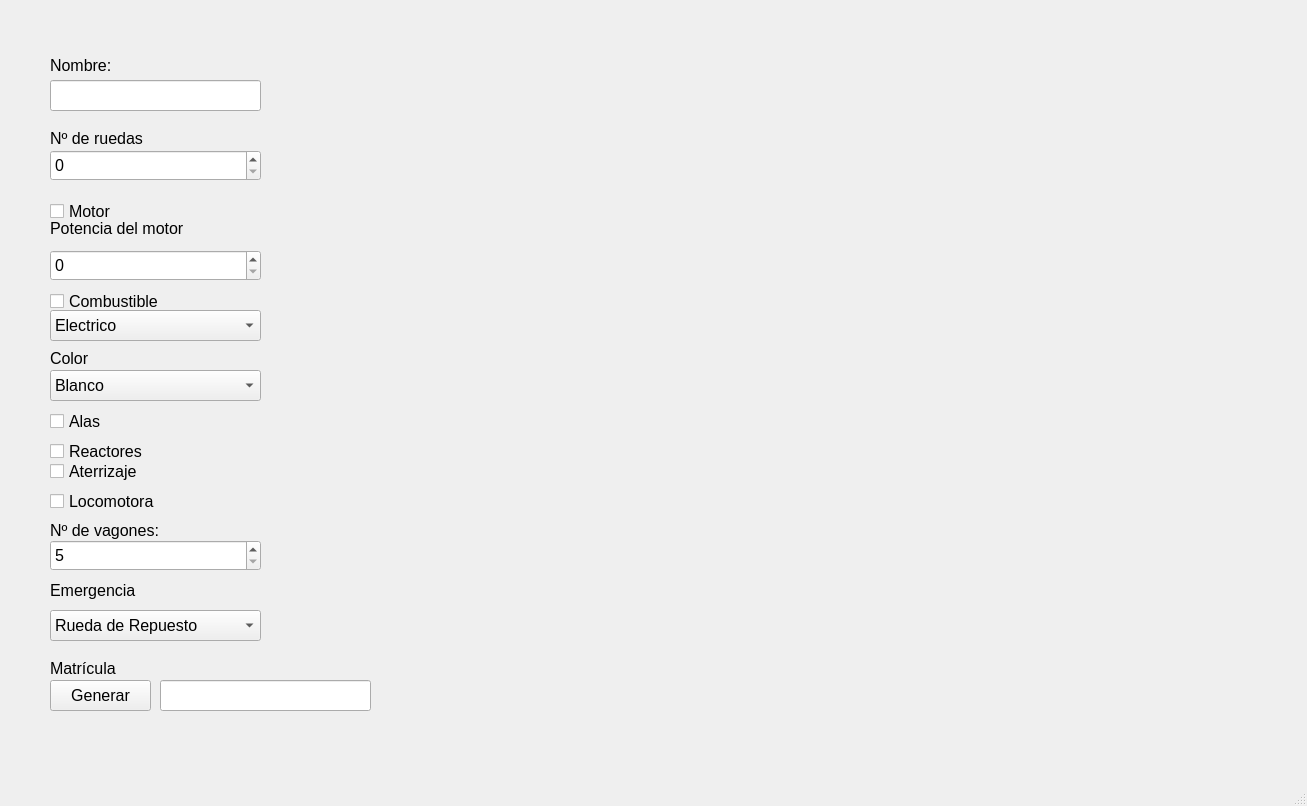
The window that mainwindow.ui (DiegoAlcoba/vehiculos) describes before a commit, drawn with Qt 5.
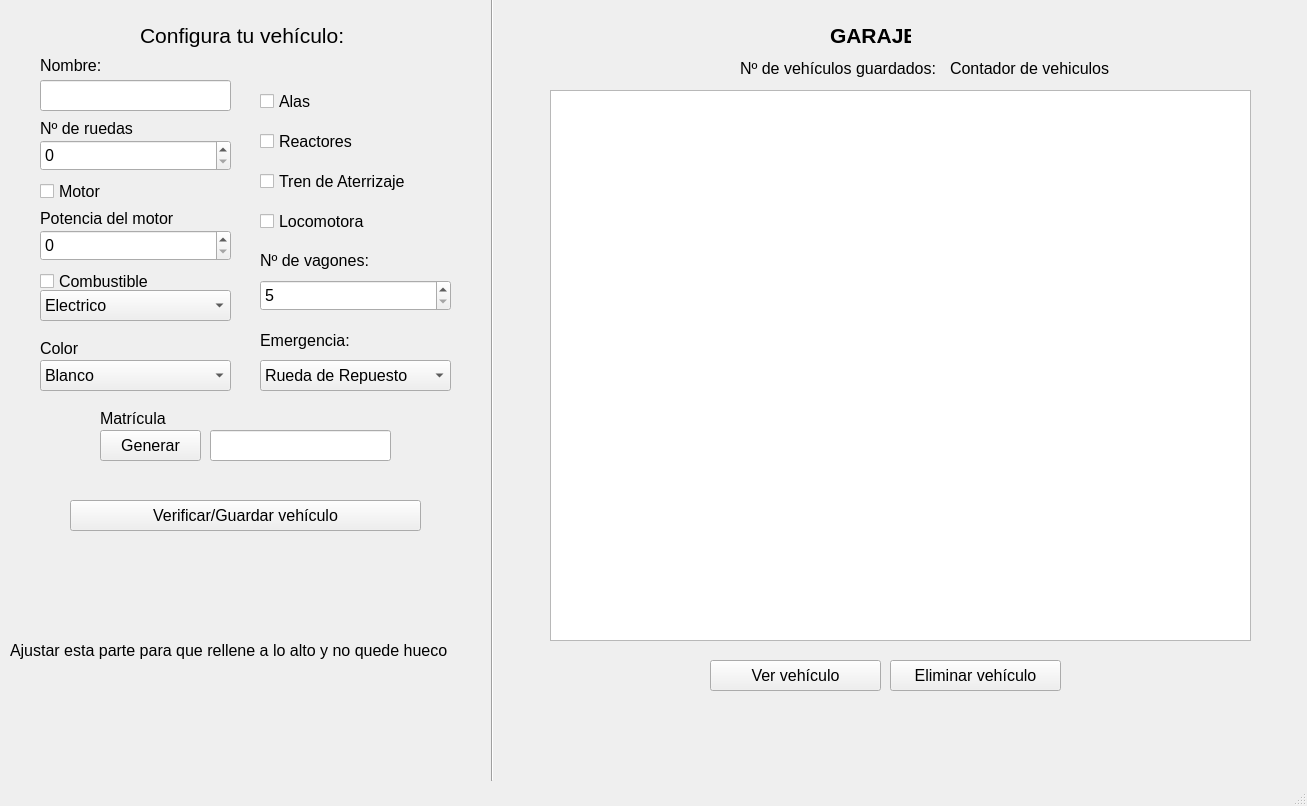
The same window after the commit.

Diff of the .ui file:
```diff
--- a/mainwindow.ui
+++ b/mainwindow.ui
@@ -22,7 +22,7 @@
    <widget class="QLabel" name="labelName">
     <property name="geometry">
      <rect>
-      <x>50</x>
+      <x>40</x>
       <y>50</y>
       <width>71</width>
       <height>31</height>
@@ -40,9 +40,9 @@
    <widget class="QLineEdit" name="introNombre">
     <property name="geometry">
      <rect>
-      <x>50</x>
+      <x>40</x>
       <y>80</y>
-      <width>211</width>
+      <width>191</width>
       <height>31</height>
      </rect>
     </property>
@@ -55,8 +55,8 @@
    <widget class="QLabel" name="label">
     <property name="geometry">
      <rect>
-      <x>50</x>
-      <y>130</y>
+      <x>40</x>
+      <y>120</y>
       <width>101</width>
       <height>17</height>
      </rect>
@@ -73,9 +73,9 @@
    <widget class="QSpinBox" name="nRuedas">
     <property name="geometry">
      <rect>
-      <x>50</x>
-      <y>150</y>
-      <width>211</width>
+      <x>40</x>
+      <y>140</y>
+      <width>191</width>
       <height>31</height>
      </rect>
     </property>
@@ -83,8 +83,8 @@
    <widget class="QCheckBox" name="MotorCheck">
     <property name="geometry">
      <rect>
-      <x>50</x>
-      <y>200</y>
+      <x>40</x>
+      <y>180</y>
       <width>81</width>
       <height>23</height>
      </rect>
@@ -101,8 +101,8 @@
    <widget class="QLabel" name="label_2">
     <property name="geometry">
      <rect>
-      <x>50</x>
-      <y>220</y>
+      <x>40</x>
+      <y>210</y>
       <width>161</width>
       <height>17</height>
      </rect>
@@ -119,9 +119,9 @@
    <widget class="QSpinBox" name="spinBoxPotencia">
     <property name="geometry">
      <rect>
-      <x>50</x>
-      <y>250</y>
-      <width>211</width>
+      <x>40</x>
+      <y>230</y>
+      <width>191</width>
       <height>31</height>
      </rect>
     </property>
@@ -132,8 +132,8 @@
    <widget class="QCheckBox" name="combustible">
     <property name="geometry">
      <rect>
-      <x>50</x>
-      <y>290</y>
+      <x>40</x>
+      <y>270</y>
       <width>121</width>
       <height>23</height>
      </rect>
@@ -145,9 +145,9 @@
    <widget class="QComboBox" name="tipoCombustible">
     <property name="geometry">
      <rect>
-      <x>50</x>
-      <y>310</y>
-      <width>211</width>
+      <x>40</x>
+      <y>290</y>
+      <width>191</width>
       <height>31</height>
      </rect>
     </property>
@@ -180,8 +180,8 @@
    <widget class="QLabel" name="label_3">
     <property name="geometry">
      <rect>
-      <x>50</x>
-      <y>350</y>
+      <x>40</x>
+      <y>340</y>
       <width>55</width>
       <height>17</height>
      </rect>
@@ -193,9 +193,9 @@
    <widget class="QComboBox" name="SelectColor">
     <property name="geometry">
      <rect>
-      <x>50</x>
-      <y>370</y>
-      <width>211</width>
+      <x>40</x>
+      <y>360</y>
+      <width>191</width>
       <height>31</height>
      </rect>
     </property>
@@ -233,8 +233,8 @@
    <widget class="QCheckBox" name="alas">
     <property name="geometry">
      <rect>
-      <x>50</x>
-      <y>410</y>
+      <x>260</x>
+      <y>90</y>
       <width>82</width>
       <height>23</height>
      </rect>
@@ -246,8 +246,8 @@
    <widget class="QCheckBox" name="reactores">
     <property name="geometry">
      <rect>
-      <x>50</x>
-      <y>440</y>
+      <x>260</x>
+      <y>130</y>
       <width>101</width>
       <height>23</height>
      </rect>
@@ -259,21 +259,21 @@
    <widget class="QCheckBox" name="trenAterrizaje">
     <property name="geometry">
      <rect>
-      <x>50</x>
-      <y>460</y>
-      <width>101</width>
+      <x>260</x>
+      <y>170</y>
+      <width>161</width>
       <height>23</height>
      </rect>
     </property>
     <property name="text">
-     <string>Aterrizaje</string>
+     <string>Tren de Aterrizaje</string>
     </property>
    </widget>
    <widget class="QCheckBox" name="locomotora">
     <property name="geometry">
      <rect>
-      <x>50</x>
-      <y>490</y>
+      <x>260</x>
+      <y>210</y>
       <width>121</width>
       <height>23</height>
      </rect>
@@ -285,9 +285,9 @@
    <widget class="QSpinBox" name="nVagones">
     <property name="geometry">
      <rect>
-      <x>50</x>
-      <y>540</y>
-      <width>211</width>
+      <x>260</x>
+      <y>280</y>
+      <width>191</width>
       <height>31</height>
      </rect>
     </property>
@@ -301,22 +301,22 @@
    <widget class="QLabel" name="label_4">
     <property name="geometry">
      <rect>
-      <x>50</x>
-      <y>580</y>
+      <x>260</x>
+      <y>330</y>
       <width>101</width>
       <height>21</height>
      </rect>
     </property>
     <property name="text">
-     <string>Emergencia</string>
+     <string>Emergencia:</string>
     </property>
    </widget>
    <widget class="QComboBox" name="pinchazo">
     <property name="geometry">
      <rect>
-      <x>50</x>
-      <y>610</y>
-      <width>211</width>
+      <x>260</x>
+      <y>360</y>
+      <width>191</width>
       <height>31</height>
      </rect>
     </property>
@@ -334,8 +334,8 @@
    <widget class="QLabel" name="label_5">
     <property name="geometry">
      <rect>
-      <x>50</x>
-      <y>660</y>
+      <x>100</x>
+      <y>410</y>
       <width>81</width>
       <height>17</height>
      </rect>
@@ -347,8 +347,8 @@
    <widget class="QPushButton" name="generaMatricula">
     <property name="geometry">
      <rect>
-      <x>50</x>
-      <y>680</y>
+      <x>100</x>
+      <y>430</y>
       <width>101</width>
       <height>31</height>
      </rect>
@@ -360,8 +360,8 @@
    <widget class="QLabel" name="label_6">
     <property name="geometry">
      <rect>
-      <x>50</x>
-      <y>520</y>
+      <x>260</x>
+      <y>250</y>
       <width>121</width>
       <height>21</height>
      </rect>
@@ -373,11 +373,153 @@
    <widget class="QLineEdit" name="matricula">
     <property name="geometry">
      <rect>
-      <x>160</x>
-      <y>680</y>
+      <x>210</x>
+      <y>430</y>
+      <width>181</width>
+      <height>31</height>
+     </rect>
+    </property>
+   </widget>
+   <widget class="QLabel" name="label_7">
+    <property name="geometry">
+     <rect>
+      <x>140</x>
+      <y>20</y>
+      <width>221</width>
+      <height>31</height>
+     </rect>
+    </property>
+    <property name="font">
+     <font>
+      <pointsize>16</pointsize>
+     </font>
+    </property>
+    <property name="text">
+     <string>Configura tu vehículo:</string>
+    </property>
+   </widget>
+   <widget class="QPushButton" name="buttonVerifica">
+    <property name="geometry">
+     <rect>
+      <x>70</x>
+      <y>500</y>
+      <width>351</width>
+      <height>31</height>
+     </rect>
+    </property>
+    <property name="text">
+     <string>Verificar/Guardar vehículo</string>
+    </property>
+   </widget>
+   <widget class="QLabel" name="label_8">
+    <property name="geometry">
+     <rect>
+      <x>830</x>
+      <y>20</y>
+      <width>81</width>
+      <height>31</height>
+     </rect>
+    </property>
+    <property name="font">
+     <font>
+      <pointsize>16</pointsize>
+      <italic>false</italic>
+      <bold>true</bold>
+      <underline>false</underline>
+      <strikeout>false</strikeout>
+      <kerning>false</kerning>
+     </font>
+    </property>
+    <property name="text">
+     <string>GARAJE</string>
+    </property>
+   </widget>
+   <widget class="Line" name="line">
+    <property name="geometry">
+     <rect>
+      <x>472</x>
+      <y>-10</y>
+      <width>41</width>
+      <height>791</height>
+     </rect>
+    </property>
+    <property name="orientation">
+     <enum>Qt::Vertical</enum>
+    </property>
+   </widget>
+   <widget class="QLabel" name="label_9">
+    <property name="geometry">
+     <rect>
+      <x>740</x>
+      <y>60</y>
       <width>211</width>
+      <height>17</height>
+     </rect>
+    </property>
+    <property name="text">
+     <string>Nº de vehículos guardados:</string>
+    </property>
+   </widget>
+   <widget class="QPushButton" name="verVehiculo">
+    <property name="geometry">
+     <rect>
+      <x>710</x>
+      <y>660</y>
+      <width>171</width>
       <height>31</height>
      </rect>
+    </property>
+    <property name="text">
+     <string>Ver vehículo</string>
+    </property>
+   </widget>
+   <widget class="QPushButton" name="eliminarVehiculo">
+    <property name="geometry">
+     <rect>
+      <x>890</x>
+      <y>660</y>
+      <width>171</width>
+      <height>31</height>
+     </rect>
+    </property>
+    <property name="text">
+     <string>Eliminar vehículo</string>
+    </property>
+   </widget>
+   <widget class="QLabel" name="label_11">
+    <property name="geometry">
+     <rect>
+      <x>10</x>
+      <y>620</y>
+      <width>471</width>
+      <height>61</height>
+     </rect>
+    </property>
+    <property name="text">
+     <string>Ajustar esta parte para que rellene a lo alto y no quede hueco</string>
+    </property>
+   </widget>
+   <widget class="QTableView" name="tableView">
+    <property name="geometry">
+     <rect>
+      <x>550</x>
+      <y>90</y>
+      <width>701</width>
+      <height>551</height>
+     </rect>
+    </property>
+   </widget>
+   <widget class="QLabel" name="contVehics">
+    <property name="geometry">
+     <rect>
+      <x>950</x>
+      <y>60</y>
+      <width>161</width>
+      <height>17</height>
+     </rect>
+    </property>
+    <property name="text">
+     <string>Contador de vehiculos</string>
     </property>
    </widget>
   </widget>
```
Left out of the diff: 20 changed lines with no effect on the pictures.
